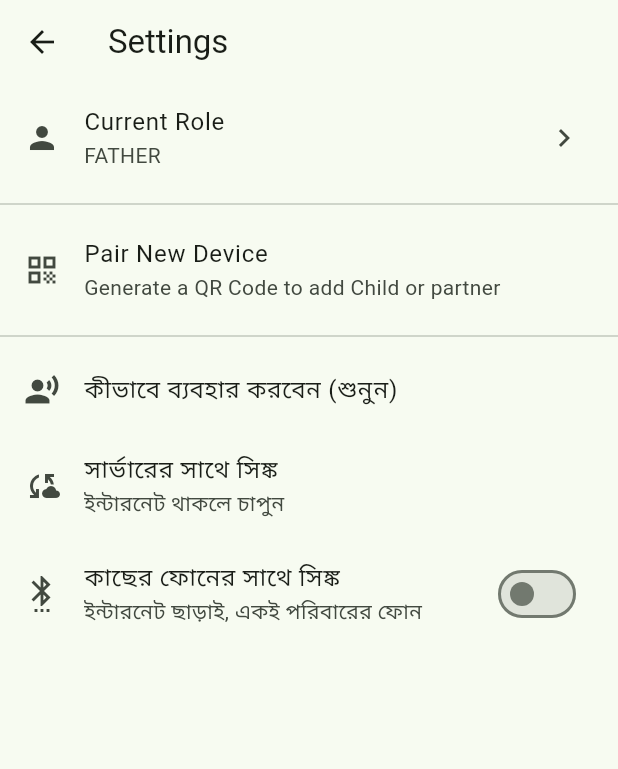
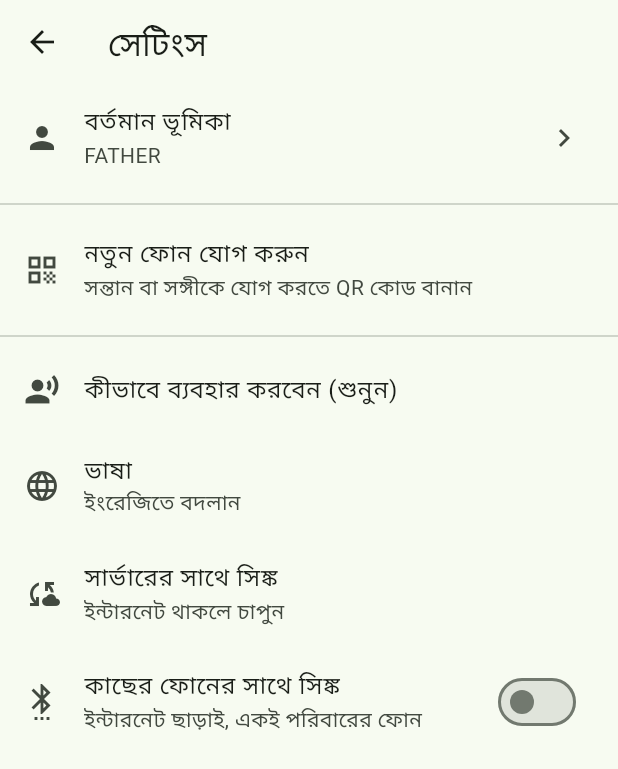
Before and after one commit to raihan31/amar-poribar, a Flutter app: the DashboardScreen screen opened by its route, after a tap on the "settings" icon, on a phone screen of 412 x 824 dp. Shown: the top 769 px of the screen. Run offline on Flutter 3.47's test engine with Material 3 defaults, Android fonts, the phone set to English and light mode, and no system bars; our stand-ins replace drift, fl_chart, flutter_riverpod, flutter_tts, permission_handler, shared_preferences and 1 more; missing offline and left inert: nearby_connections; accounts and stored records are empty; generated files the repository leaves out were written again.

Commit message:
T-MOB-04: Localisation (bn + en) with key-diff test
Also: main.dart wired (app.dart does not exist yet), CI runs gen-l10n and l10n_check, .gitignore for generated l10n.

Co-Authored-By: Claude Sonnet 5.5 <noreply@anthropic.com>

```diff
--- /dev/null
+++ b/apps/mobile/l10n.yaml
@@ -0,0 +1,6 @@
+arb-dir: lib/l10n
+template-arb-file: app_bn.arb
+output-localization-file: app_localizations.dart
+output-dir: lib/l10n/gen
+nullable-getter: false
+synthetic-package: false
--- a/apps/mobile/lib/presentation/screens/dashboard_screen.dart
+++ b/apps/mobile/lib/presentation/screens/dashboard_screen.dart
@@ -2,6 +2,7 @@ import 'package:fl_chart/fl_chart.dart';
 import 'package:flutter/material.dart';
 import 'package:flutter_riverpod/flutter_riverpod.dart';
 
+import '../../core/l10n/l10n_x.dart';
 import '../providers/providers.dart';
 import '../widgets/glassmorphism_card.dart';
 
@@ -19,9 +20,9 @@ class DashboardScreen extends ConsumerWidget {
     return Scaffold(
       extendBodyBehindAppBar: true,
       appBar: AppBar(
-        title: const Text(
-          'Amar Poribar',
-          style: TextStyle(fontWeight: FontWeight.bold),
+        title: Text(
+          context.l10n.common_appName,
+          style: const TextStyle(fontWeight: FontWeight.bold),
         ),
         backgroundColor: Colors.transparent,
         elevation: 0,
@@ -55,7 +56,9 @@ class DashboardScreen extends ConsumerWidget {
                     children: [
                       const SizedBox(height: 10),
                       Text(
-                        'Welcome back, ${appState.activeRole.name.toUpperCase()}',
+                        context.l10n.home_welcome(
+                          appState.activeRole.name.toUpperCase(),
+                        ),
                         style: Theme.of(context)
                             .textTheme
                             .titleMedium
@@ -72,7 +75,7 @@ class DashboardScreen extends ConsumerWidget {
 
                       const SizedBox(height: 30),
                       Text(
-                        'Monthly Analytics',
+                        context.l10n.home_dashboard_analytics,
                         style: Theme.of(context)
                             .textTheme
                             .titleLarge
@@ -85,11 +88,17 @@ class DashboardScreen extends ConsumerWidget {
 
                       const SizedBox(height: 30),
                       Text(
-                        'Recent Transactions',
+                        context.l10n.home_dashboard_recent,
                         style: Theme.of(context)
                             .textTheme
                             .titleLarge
                             ?.copyWith(fontWeight: FontWeight.bold),
+                      ),
+                      Text(
+                        context.l10n.txn_dashboard_count(
+                          recentTransactions.length,
+                        ),
+                        style: const TextStyle(color: Colors.grey),
                       ),
                       const SizedBox(height: 10),
                     ],
@@ -150,7 +159,7 @@ class DashboardScreen extends ConsumerWidget {
       ),
       floatingActionButton: FloatingActionButton.extended(
         onPressed: () => Navigator.pushNamed(context, '/transactions'),
-        label: const Text('Add Txn'),
+        label: Text(context.l10n.txn_dashboard_add),
         icon: const Icon(Icons.add),
       ),
     );
@@ -172,9 +181,9 @@ class DashboardScreen extends ConsumerWidget {
               Column(
                 crossAxisAlignment: CrossAxisAlignment.start,
                 children: [
-                  const Text(
-                    'Total Balance',
-                    style: TextStyle(color: Colors.grey, fontSize: 14),
+                  Text(
+                    context.l10n.home_dashboard_totalBalance,
+                    style: const TextStyle(color: Colors.grey, fontSize: 14),
                   ),
                   Text(
                     '৳${(state.totalIncome - state.totalExpense).toStringAsFixed(2)}',
@@ -195,7 +204,9 @@ class DashboardScreen extends ConsumerWidget {
                   borderRadius: BorderRadius.circular(20),
                 ),
                 child: Text(
-                  '${(percentUsed * 100).toStringAsFixed(0)}% Used',
+                  context.l10n.home_dashboard_percentUsed(
+                    (percentUsed * 100).toStringAsFixed(0),
+                  ),
                   style: TextStyle(
                     color: percentUsed > 0.85 ? Colors.red : Colors.green,
                     fontWeight: FontWeight.bold,
@@ -219,11 +230,15 @@ class DashboardScreen extends ConsumerWidget {
             mainAxisAlignment: MainAxisAlignment.spaceBetween,
             children: [
               Text(
-                'Spent: ৳${state.totalExpense.toStringAsFixed(0)}',
+                context.l10n.home_dashboard_spent(
+                  state.totalExpense.toStringAsFixed(0),
+                ),
                 style: const TextStyle(fontSize: 12),
               ),
               Text(
-                'Budget: ৳${state.monthlyBudget.toStringAsFixed(0)}',
+                context.l10n.home_dashboard_budget(
+                  state.monthlyBudget.toStringAsFixed(0),
+                ),
                 style: const TextStyle(fontSize: 12),
               ),
             ],
--- a/apps/mobile/lib/presentation/screens/settings_screen.dart
+++ b/apps/mobile/lib/presentation/screens/settings_screen.dart
@@ -1,6 +1,8 @@
 import 'package:flutter/material.dart';
 import 'package:flutter_riverpod/flutter_riverpod.dart';
 
+import '../../core/l10n/l10n_x.dart';
+import '../../core/l10n/locale_controller.dart';
 import '../../data/sync/nearby_transport.dart';
 import '../../data/sync/p2p_transport.dart';
 import '../../data/sync/peer_sync_engine.dart';
@@ -32,18 +34,18 @@ class _SettingsScreenState extends ConsumerState<SettingsScreen> {
       context: context,
       barrierDismissible: false,
       builder: (ctx) => AlertDialog(
-        title: const Text('কাছের ফোনের সাথে সিঙ্ক?'),
+        title: Text(ctx.l10n.sync_nearby_askTitle),
         content: Text(
-          'ফোন: ${peer.name}\nকোড: ${peer.authCode}\n\nদুই ফোনেই একই কোড দেখালে "হ্যাঁ" চাপুন।',
+          ctx.l10n.sync_nearby_askBody(peer.name, peer.authCode),
         ),
         actions: [
           TextButton(
             onPressed: () => Navigator.pop(ctx, false),
-            child: const Text('না'),
+            child: Text(ctx.l10n.common_no),
           ),
           FilledButton(
             onPressed: () => Navigator.pop(ctx, true),
-            child: const Text('হ্যাঁ'),
+            child: Text(ctx.l10n.common_yes),
           ),
         ],
       ),
@@ -62,10 +64,7 @@ class _SettingsScreenState extends ConsumerState<SettingsScreen> {
     }
     final family = ref.read(authProvider).family;
     if (family == null) {
-      setState(
-        () => _status =
-            'প্রথমে একবার লগইন করে পরিবারে যোগ দিন (ইন্টারনেট লাগবে)।',
-      );
+      setState(() => _status = context.l10n.sync_nearby_needLogin);
       return;
     }
     final engine = PeerSyncEngine(
@@ -83,17 +82,14 @@ class _SettingsScreenState extends ConsumerState<SettingsScreen> {
       await engine.start();
       setState(() => _engine = engine);
     } catch (e) {
-      setState(
-        () => _status =
-            'কাছের সিঙ্ক চালু করা যায়নি: অনুমতি দিন (ব্লুটুথ, লোকেশন)।',
-      );
+      setState(() => _status = context.l10n.sync_nearby_failed);
     }
   }
 
   Future<void> _syncServer() async {
     final family = ref.read(authProvider).family;
     if (family == null) {
-      setState(() => _status = 'সিঙ্ক করতে লগইন করুন।');
+      setState(() => _status = context.l10n.sync_server_needLogin);
       return;
     }
     try {
@@ -101,9 +97,9 @@ class _SettingsScreenState extends ConsumerState<SettingsScreen> {
       await sync.refreshReferenceData(family.id);
       final r = await sync.sync(family.id);
       await ref.read(appStateProvider.notifier).reload();
+      if (!mounted) return;
       setState(
-        () => _status =
-            'সার্ভারের সাথে সিঙ্ক হয়েছে: ${r.pushed} পাঠানো, ${r.pulled} পাওয়া',
+        () => _status = context.l10n.sync_server_done(r.pushed, r.pulled),
       );
     } catch (e) {
       setState(() => _status = e.toString());
@@ -115,40 +111,50 @@ class _SettingsScreenState extends ConsumerState<SettingsScreen> {
     final state = ref.watch(appStateProvider);
 
     return Scaffold(
-      appBar: AppBar(title: const Text('Settings')),
+      appBar: AppBar(title: Text(context.l10n.settings_title)),
       body: ListView(
         children: [
           ListTile(
             leading: const Icon(Icons.person),
-            title: const Text('Current Role'),
+            title: Text(context.l10n.settings_role_title),
             subtitle: Text(state.activeRole.name.toUpperCase()),
             trailing: const Icon(Icons.chevron_right),
           ),
           const Divider(),
           if (state.activeRole == Role.father ||
               state.activeRole == Role.mother) ...[
-            const ListTile(
-              leading: Icon(Icons.qr_code),
-              title: Text('Pair New Device'),
-              subtitle: Text('Generate a QR Code to add Child or partner'),
+            ListTile(
+              leading: const Icon(Icons.qr_code),
+              title: Text(context.l10n.settings_pair_title),
+              subtitle: Text(context.l10n.settings_pair_subtitle),
             ),
             const Divider(),
           ],
           ListTile(
             leading: const Icon(Icons.record_voice_over),
-            title: const Text('কীভাবে ব্যবহার করবেন (শুনুন)'),
+            title: Text(context.l10n.settings_tutorial_title),
             onTap: () => Navigator.pushNamed(context, '/tutorial'),
           ),
           ListTile(
+            leading: const Icon(Icons.language),
+            title: Text(context.l10n.settings_language_title),
+            subtitle: Text(context.l10n.settings_language_switch),
+            onTap: () => ref.read(localeProvider.notifier).setLocale(
+                  Localizations.localeOf(context).languageCode == 'bn'
+                      ? const Locale('en')
+                      : const Locale('bn'),
+                ),
+          ),
+          ListTile(
             leading: const Icon(Icons.cloud_sync),
-            title: const Text('সার্ভারের সাথে সিঙ্ক'),
-            subtitle: const Text('ইন্টারনেট থাকলে চাপুন'),
+            title: Text(context.l10n.sync_server_title),
+            subtitle: Text(context.l10n.sync_server_subtitle),
             onTap: _syncServer,
           ),
           SwitchListTile(
             secondary: const Icon(Icons.settings_bluetooth),
-            title: const Text('কাছের ফোনের সাথে সিঙ্ক'),
-            subtitle: const Text('ইন্টারনেট ছাড়াই, একই পরিবারের ফোন'),
+            title: Text(context.l10n.sync_nearby_title),
+            subtitle: Text(context.l10n.sync_nearby_subtitle),
             value: _engine != null,
             onChanged: (_) => _toggleNearby(),
           ),
@@ -166,9 +172,9 @@ class PendingSmsScreen extends StatelessWidget {
   @override
   Widget build(BuildContext context) {
     return Scaffold(
-      appBar: AppBar(title: const Text('Bank Approvals')),
-      body: const Center(
-        child: Text('No pending bank transactions detected today.'),
+      appBar: AppBar(title: Text(context.l10n.settings_bankApprovals_title)),
+      body: Center(
+        child: Text(context.l10n.settings_bankApprovals_empty),
       ),
     );
   }
```
Also changed, not shown: apps/mobile/lib/core/l10n/l10n_x.dart (added, +7 -0 lines), apps/mobile/lib/core/l10n/locale_controller.dart (added, +37 -0 lines), apps/mobile/lib/l10n/app_bn.arb (added, +65 -0 lines), apps/mobile/lib/l10n/app_en.arb (added, +41 -0 lines), apps/mobile/lib/main.dart (+6 -1 lines), apps/mobile/lib/presentation/screens/login_screen.dart (+15 -10 lines), apps/mobile/tool/l10n_check.dart (added, +72 -0 lines), 4 other files.
